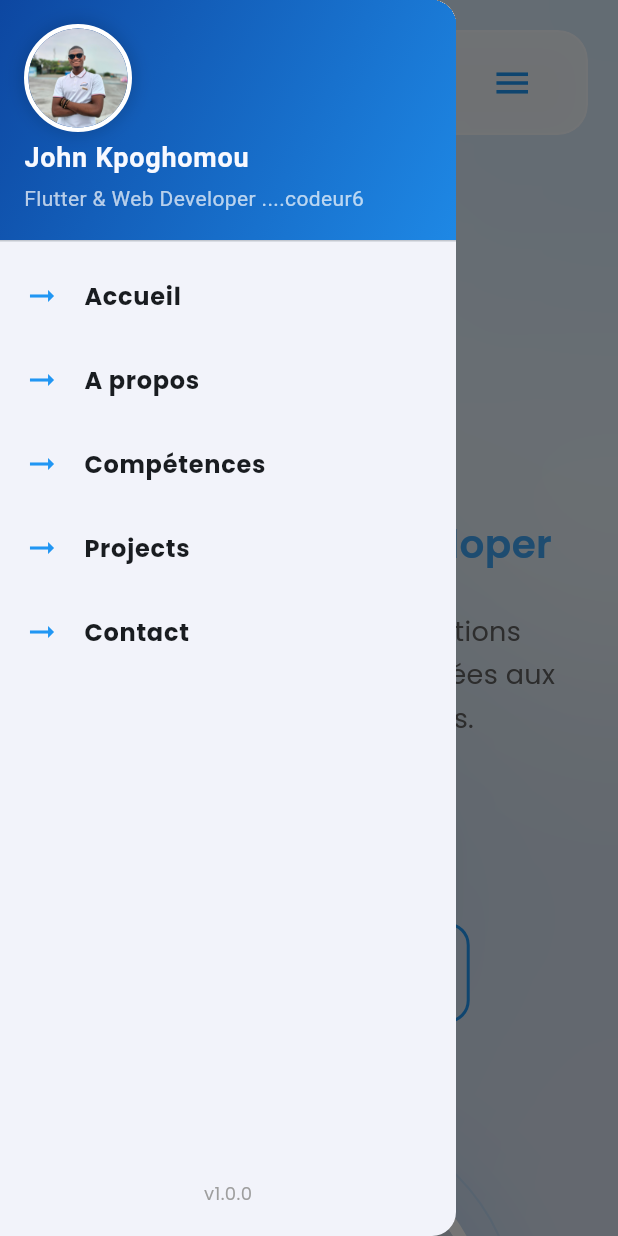
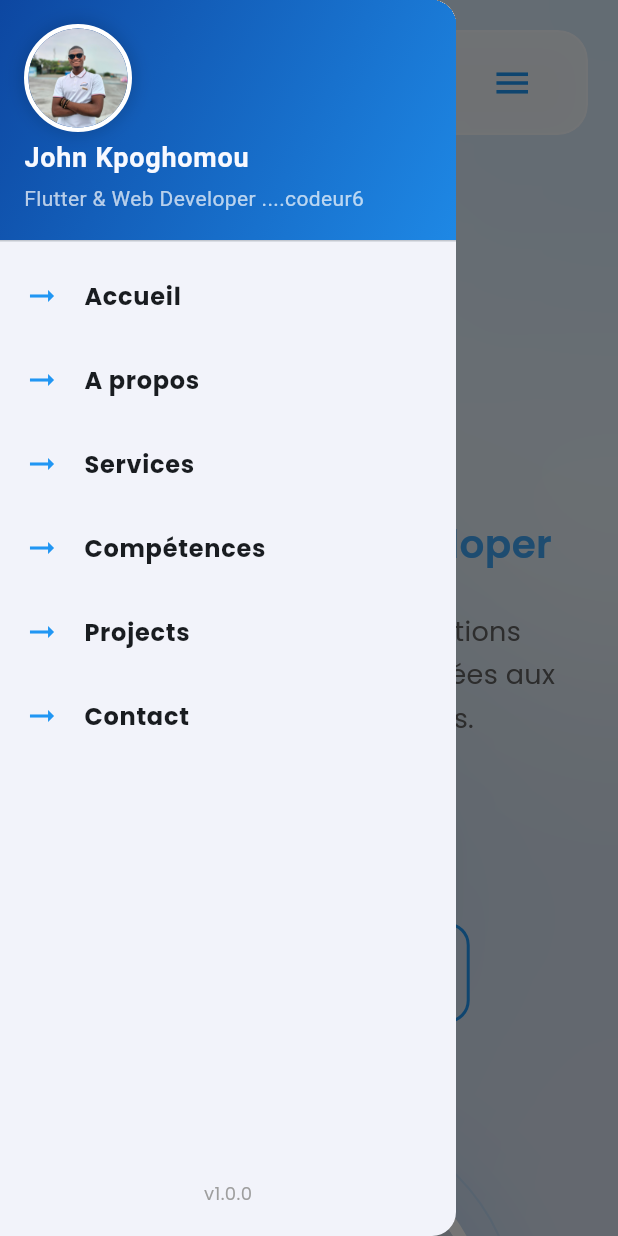
Before and after one commit to johnkpoghomou-lab/mon_portofolio, a Flutter app: the screen it shows after launch, after a tap on the "menu" icon, on a phone screen of 412 x 824 dp. Run offline on Flutter 3.47's test engine with Material 3 defaults, Android fonts, the phone set to English and light mode, and no system bars; drawn by our look-alikes of flutter_animate; our stand-ins replace google_fonts, visibility_detector.

Commit message:
Upgrade Portfolio: Added Services section and Store buttons for projects

```diff
--- a/lib/screens/home/home_screen.dart
+++ b/lib/screens/home/home_screen.dart
@@ -6,6 +6,7 @@ import 'package:mon_portofolio/sections/contacts_section.dart';
 import 'package:mon_portofolio/sections/footer.dart';
 import 'package:mon_portofolio/sections/hero_section.dart';
 import 'package:mon_portofolio/sections/projets_section.dart';
+import 'package:mon_portofolio/sections/services_section.dart';
 import 'package:mon_portofolio/sections/skills_section.dart';
 
 import '../../core/widgets/mydrawer.dart';
@@ -17,6 +18,7 @@ class HomeScreen extends StatelessWidget {
   // 1. Create GlobalKeys for every section
   final GlobalKey homeKey = GlobalKey();
   final GlobalKey aboutKey = GlobalKey();
+  final GlobalKey servicesKey = GlobalKey();
   final GlobalKey skillsKey = GlobalKey();
   final GlobalKey projectsKey = GlobalKey();
   final GlobalKey contactKey = GlobalKey();
@@ -25,6 +27,7 @@ class HomeScreen extends StatelessWidget {
   late final Map<String, GlobalKey> sectionKeys = {
     'Accueil': homeKey,
     'A propos': aboutKey,
+    'Services': servicesKey,
     'Compétences': skillsKey,
     'Projects': projectsKey,
     'Contact': contactKey,
@@ -67,6 +70,8 @@ class HomeScreen extends StatelessWidget {
 
                         SmoothFade(child: About(key: aboutKey)),
 
+                        SmoothFade(child: ServicesSection(key: servicesKey)),
+
                         SmoothFade(child: SkillsSection(key: skillsKey)),
 
                         SmoothFade(child: ProjectsSection(key: projectsKey)),
--- a/lib/sections/about_section.dart
+++ b/lib/sections/about_section.dart
@@ -144,24 +144,24 @@ class About extends StatelessWidget {
           alignment: mobile ? WrapAlignment.center : WrapAlignment.start,
           children: const [
             _InfoCard(
+              icon: Icons.rocket_launch_rounded,
+              title: 'Statut',
+              value: 'Éditeur d\'Applications',
+            ),
+            _InfoCard(
+              icon: Icons.verified_user_rounded,
+              title: 'Stores',
+              value: 'Compte Développeur Actif',
+            ),
+            _InfoCard(
               icon: Icons.school_outlined,
               title: 'Expertise',
-              value: 'Développement Flutter',
+              value: 'Flutter & Web Fullstack',
             ),
             _InfoCard(
               icon: Icons.cloud_done_outlined,
               title: 'Backend',
-              value: 'Firebase Services',
-            ),
-            _InfoCard(
-              icon: Icons.palette_outlined,
-              title: 'Design',
-              value: 'Interfaces Modernes',
-            ),
-            _InfoCard(
-              icon: Icons.rocket_launch_outlined,
-              title: 'Projets',
-              value: '3+ Applications',
+              value: 'Firebase & Cloud',
             ),
           ],
         )
--- /dev/null
+++ b/lib/sections/services_section.dart
@@ -0,0 +1,152 @@
+import 'dart:ui';
+import 'package:flutter/material.dart';
+import 'package:flutter_animate/flutter_animate.dart';
+
+class ServicesSection extends StatelessWidget {
+  const ServicesSection({super.key});
+
+  final List<Map<String, dynamic>> services = const [
+    {
+      "title": "Mobile App Development",
+      "description": "Création d'applications performantes pour iOS et Android avec Flutter. Solutions natives et multiplateformes.",
+      "icon": Icons.phone_iphone_rounded,
+      "color": Colors.blue,
+    },
+    {
+      "title": "Web Development",
+      "description": "Sites web modernes, réactifs et optimisés pour le SEO. Expertise en Flutter Web et Tailwind CSS.",
+      "icon": Icons.language_rounded,
+      "color": Colors.cyan,
+    },
+    {
+      "title": "UI/UX & Consulting",
+      "description": "Conception d'interfaces intuitives et conseils stratégiques pour vos projets digitaux.",
+      "icon": Icons.auto_awesome_mosaic_rounded,
+      "color": Colors.indigo,
+    },
+  ];
+
+  @override
+  Widget build(BuildContext context) {
+    return Container(
+      width: double.infinity,
+      padding: const EdgeInsets.symmetric(horizontal: 25, vertical: 90),
+      child: Column(
+        children: [
+          const Text(
+            "Mes Services",
+            style: TextStyle(
+              fontSize: 35,
+              fontWeight: FontWeight.w900,
+              color: Color(0xFF1A237E),
+              letterSpacing: -1,
+            ),
+          ),
+          const SizedBox(height: 10),
+          Container(
+            height: 5,
+            width: 80,
+            decoration: BoxDecoration(
+              color: Colors.blue,
+              borderRadius: BorderRadius.circular(10),
+            ),
+          ),
+          const SizedBox(height: 60),
+          LayoutBuilder(
+            builder: (context, constraints) {
+              int count = constraints.maxWidth > 900 ? 3 : 1;
+              return GridView.builder(
+                shrinkWrap: true,
+                physics: const NeverScrollableScrollPhysics(),
+                gridDelegate: SliverGridDelegateWithFixedCrossAxisCount(
+                  crossAxisCount: count,
+                  crossAxisSpacing: 30,
+                  mainAxisSpacing: 30,
+                  childAspectRatio: constraints.maxWidth > 900 ? 1.1 : 2.0,
+                ),
+                itemCount: services.length,
+                itemBuilder: (context, index) {
+                  return _ServiceCard(service: services[index]);
+                },
+              );
+            },
+          ),
+        ],
+      ),
+    ).animate().fadeIn(duration: 800.ms).slideY(begin: 0.1);
+  }
+}
+
+class _ServiceCard extends StatefulWidget {
+  final Map<String, dynamic> service;
+  const _ServiceCard({required this.service});
+
+  @override
+  State<_ServiceCard> createState() => _ServiceCardState();
+}
+
+class _ServiceCardState extends State<_ServiceCard> {
+  bool isHovered = false;
+
+  @override
+  Widget build(BuildContext context) {
+    return MouseRegion(
+      onEnter: (_) => setState(() => isHovered = true),
+      onExit: (_) => setState(() => isHovered = false),
+      child: AnimatedContainer(
+        duration: 300.ms,
+        padding: const EdgeInsets.all(30),
+        decoration: BoxDecoration(
+          color: Colors.white.withOpacity(0.8),
+          borderRadius: BorderRadius.circular(25),
+          border: Border.all(
+            color: isHovered ? widget.service["color"].withOpacity(0.5) : Colors.white.withOpacity(0.5),
+            width: 1.5,
+          ),
+          boxShadow: [
+            BoxShadow(
+              color: isHovered ? widget.service["color"].withOpacity(0.15) : Colors.black.withOpacity(0.04),
+              blurRadius: isHovered ? 40 : 20,
+              offset: const Offset(0, 15),
+            )
+          ],
+        ),
+        child: ClipRRect(
+          borderRadius: BorderRadius.circular(25),
+          child: BackdropFilter(
+            filter: ImageFilter.blur(sigmaX: 5, sigmaY: 5),
+            child: Column(
+              mainAxisAlignment: MainAxisAlignment.center,
+              crossAxisAlignment: CrossAxisAlignment.start,
+              children: [
+                Icon(
+                  widget.service["icon"],
+                  size: 50,
+                  color: widget.service["color"],
+                ).animate(target: isHovered ? 1 : 0).scale(end: const Offset(1.2, 1.2)),
+                const SizedBox(height: 20),
+                Text(
+                  widget.service["title"],
+                  style: const TextStyle(
+                    fontSize: 22,
+                    fontWeight: FontWeight.bold,
+                    color: Color(0xFF1A237E),
+                  ),
+                ),
+                const SizedBox(height: 15),
+                Text(
+                  widget.service["description"],
+                  style: TextStyle(
+                    fontSize: 15,
+                    color: Colors.grey.shade700,
+                    height: 1.6,
+                  ),
+                ),
+              ],
+            ),
+          ),
+        ),
+      ),
+    );
+  }
+}
```
Also changed, not shown: lib/sections/projets_section.dart (+67 -0 lines), 2 other files.
